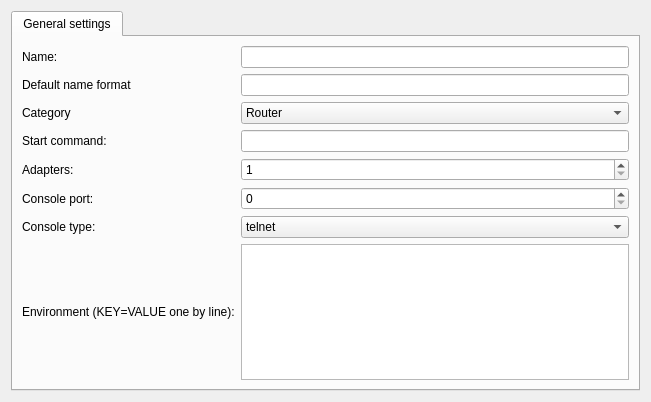
Qt form gns3/modules/docker/ui/docker_vm_configuration_page.ui (GNS3/gns3-gui) before a commit.
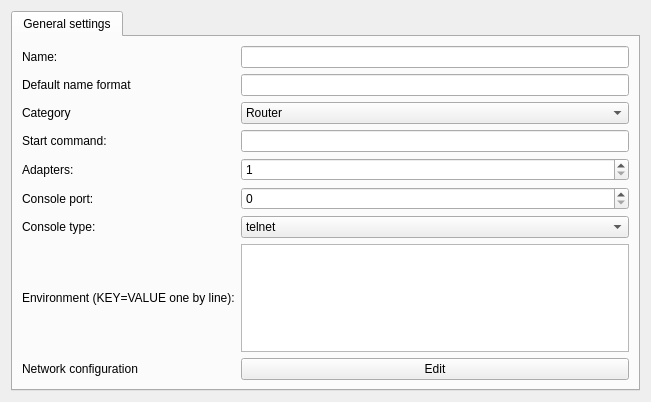
The same form after that commit.

Commit message: Edit /etc/network/interfaces

What changed in the file:
```diff
--- a/gns3/modules/docker/ui/docker_vm_configuration_page.ui
+++ b/gns3/modules/docker/ui/docker_vm_configuration_page.ui
@@ -150,6 +150,20 @@
          </property>
         </widget>
        </item>
+       <item row="8" column="1">
+        <widget class="QPushButton" name="uiNetworkConfigEditButton">
+         <property name="text">
+          <string>Edit</string>
+         </property>
+        </widget>
+       </item>
+       <item row="8" column="0">
+        <widget class="QLabel" name="label">
+         <property name="text">
+          <string>Network configuration</string>
+         </property>
+        </widget>
+       </item>
       </layout>
      </widget>
     </widget>
```
Left out of the diff: 86 changed lines with no effect on the pictures. The commit also changes 7 other files.
